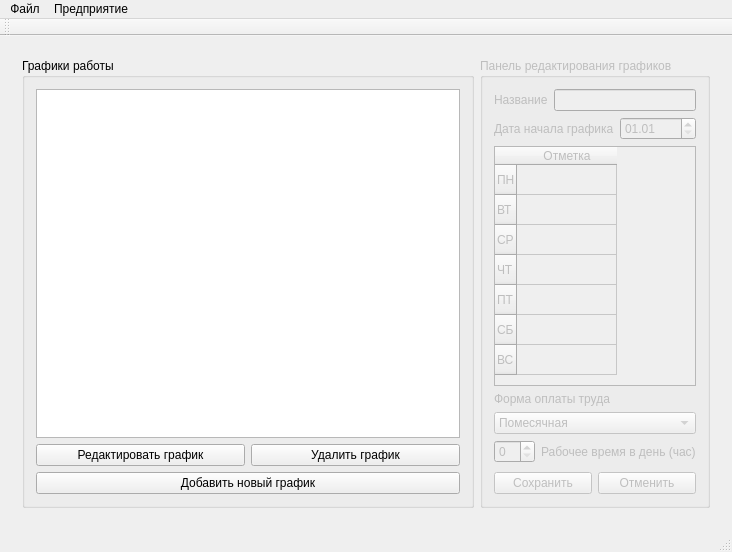
First picture: the form in SalaryCount/SalaryCount/salarycount.ui, repository artemkurylev/mdkp, before the edit.
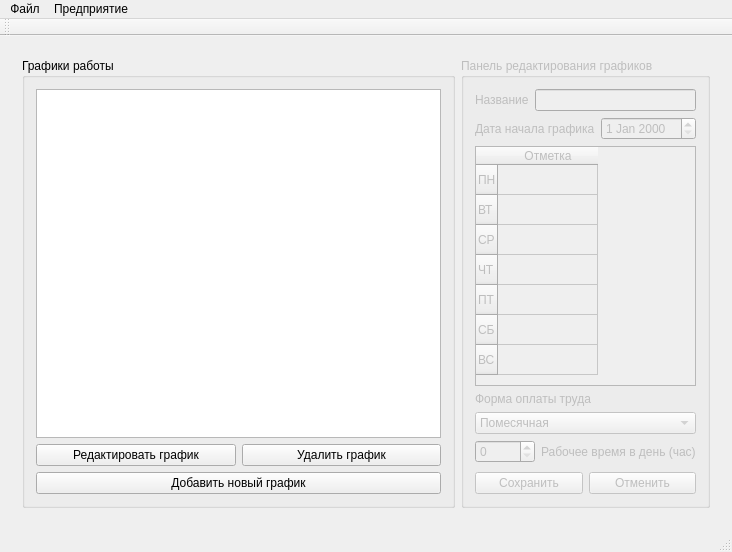
Second picture: the form after the edit. The open tabs and pages were chosen to show the change. Icons and pictures are not drawn.

Commit message: Дата графиков - включает год

The edit to the form file:
```diff
--- a/SalaryCount/SalaryCount/salarycount.ui
+++ b/SalaryCount/SalaryCount/salarycount.ui
@@ -750,9 +750,6 @@
                  <verstretch>0</verstretch>
                 </sizepolicy>
                </property>
-               <property name="displayFormat">
-                <string>dd.MM</string>
-               </property>
               </widget>
              </item>
             </layout>
```
Left out of the diff: 5 changed lines with no effect on the pictures.
